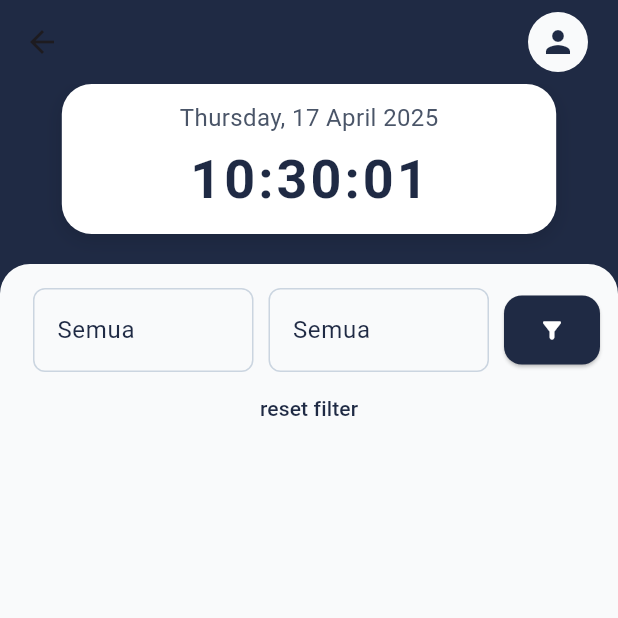
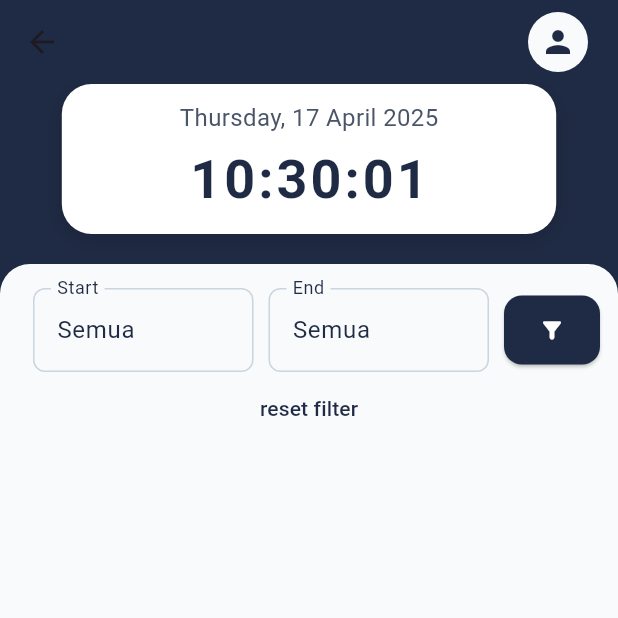
Before and after one commit to Saliim11/Ngantor_App, a Flutter app: the MainScreen screen opened by its route, on a phone screen of 412 x 824 dp, the top half of it. Run offline on Flutter 3.47's test engine with Material 3 defaults, Android fonts, the phone set to English and light mode, and no system bars; our stand-ins replace geocoding, geolocator, google_maps_flutter, shared_preferences; accounts and stored records are empty; network calls fail.

```diff
--- a/lib/pages/user_pages/main_screen/main_screen.dart
+++ b/lib/pages/user_pages/main_screen/main_screen.dart
@@ -98,9 +98,9 @@ class _MainScreenState extends State<MainScreen> {
                   Row(
                     children: [
                       SizedBox(width: 10),
-                      Expanded(child: datePicker(context, widgetProv, tglStart)),
+                      Expanded(child: datePicker(context, widgetProv, tglStart, "Start")),
                       SizedBox(width: 10),
-                      Expanded(child: datePicker(context, widgetProv, tglEnd)),
+                      Expanded(child: datePicker(context, widgetProv, tglEnd, "End")),
                       SizedBox(width: 10),
                       ElevatedButton(
                         onPressed: () async {
--- a/lib/pages/user_pages/main_screen/widgets/filter_tanggal.dart
+++ b/lib/pages/user_pages/main_screen/widgets/filter_tanggal.dart
@@ -2,7 +2,7 @@ import 'package:flutter/material.dart';
 import 'package:ngantor/services/providers/widget_provider.dart';
 import 'package:ngantor/utils/colors/app_colors.dart';
 
-GestureDetector datePicker(BuildContext context, WidgetProvider wProv, TextEditingController selectedDate) {
+GestureDetector datePicker(BuildContext context, WidgetProvider wProv, TextEditingController selectedDate, String title) {
   return GestureDetector(
     onTap: () {
       wProv.pickDate(context, selectedDate);
@@ -12,8 +12,8 @@ GestureDetector datePicker(BuildContext context, WidgetProvider wProv, TextEditi
         controller: selectedDate,
         style: TextStyle(color: AppColors.textPrimary),
         decoration: InputDecoration(
-          hintText: "Masukkan Tanggal",
-          hintStyle: TextStyle(color: AppColors.textPrimary),
+          label: Text(title),
+          labelStyle: TextStyle(color: AppColors.textPrimary),
           enabledBorder: OutlineInputBorder(
             borderSide: BorderSide(color: AppColors.border),
             borderRadius: BorderRadius.circular(8)
--- a/lib/services/providers/maps_provider.dart
+++ b/lib/services/providers/maps_provider.dart
@@ -11,6 +11,22 @@ class MapsProvider with ChangeNotifier {
   String _currentLatLong = "Unknown";
   double _currentLat = 0;
   double _currentLong = 0;
+
+  String _jalan = "";
+  String _kelurahan = "";
+  String _kecamatan = "";
+  String _kota = "";
+  String _provinsi = "";
+  String _negara = "";
+  String _kodePos = "";
+
+  String get jalan => _jalan;
+  String get kelurahan => _kelurahan;
+  String get kecamatan => _kecamatan;
+  String get kota => _kota;
+  String get provinsi => _provinsi;
+  String get negara => _negara;
+  String get kodePos => _kodePos;
 
   bool get isLoading => _isLoading;
   String get currentAddress => _currentAddress;
```
